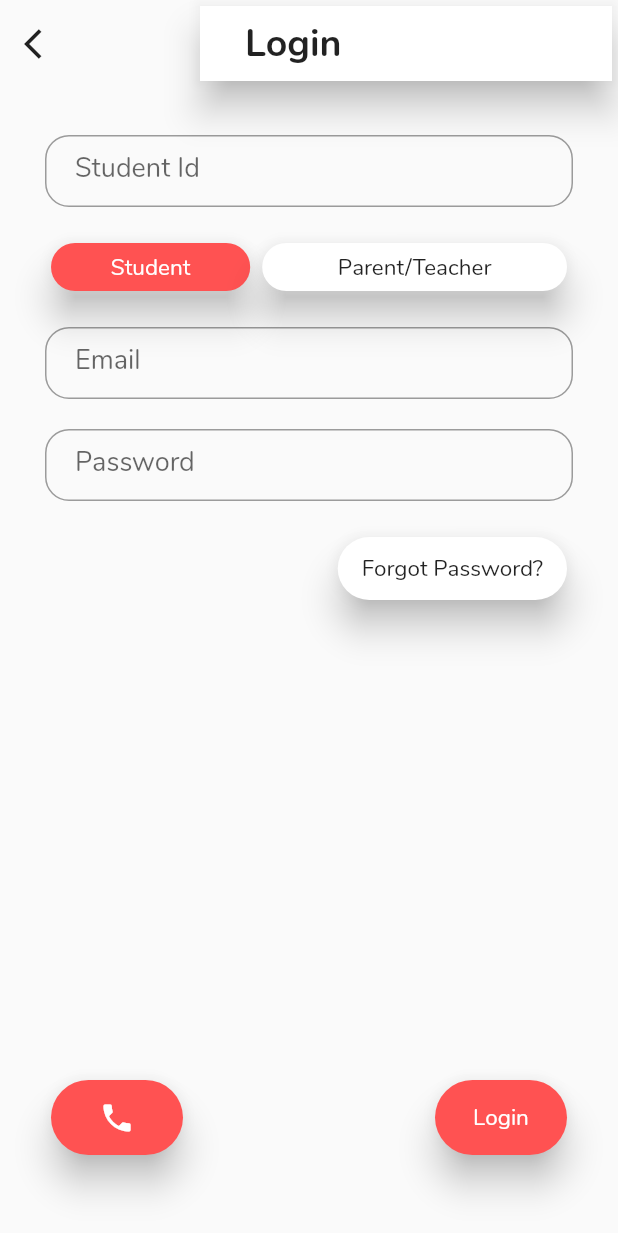
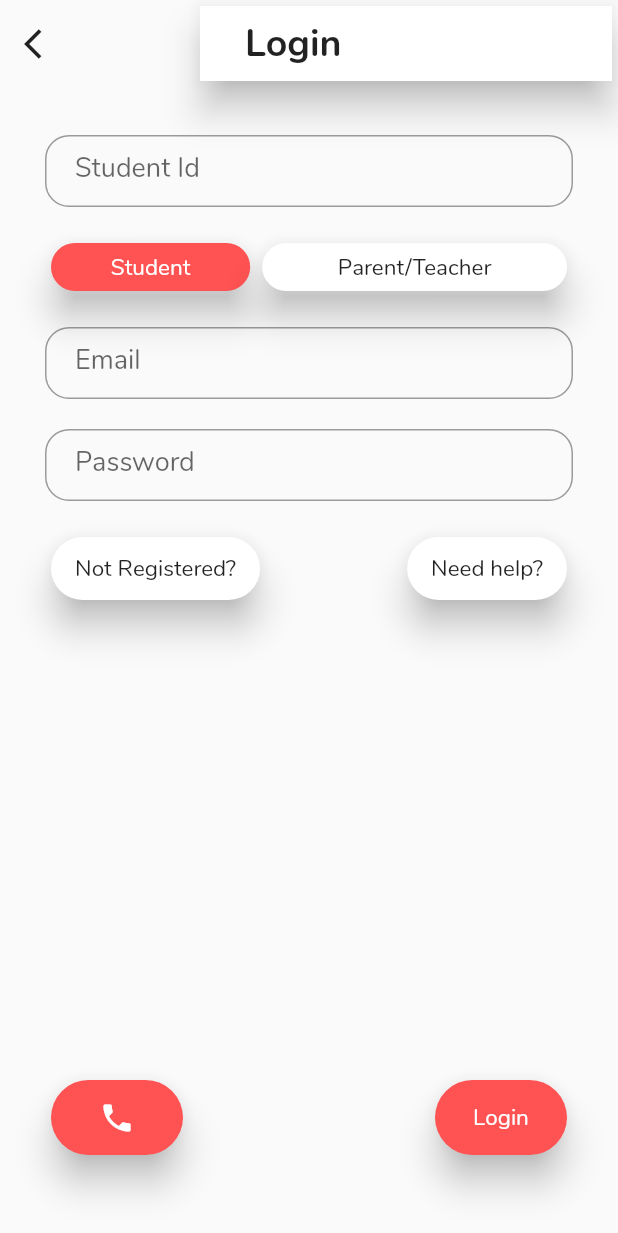
Before and after one commit to byteboss777/Our-E-School, a Flutter app: the LoginPage screen opened directly, on a phone screen of 412 x 824 dp. Shown: the top 1233 px of the screen. Run offline on Flutter 3.47's test engine with Material 2 defaults, Android fonts, the phone set to English and light mode, and no system bars; drawn by our look-alikes of flip_card; our stand-ins replace camera, dynamic_theme, file_picker, font_awesome_flutter; missing offline and left inert: countdown_flutter, flutter_plugin_pdf_viewer, intro_views_flutter, random_color; network calls fail.

Commit message:
Registering Part Added

```diff
--- a/lib/Components/LoginRoundedButton.dart
+++ b/lib/Components/LoginRoundedButton.dart
@@ -4,9 +4,9 @@ import 'ReusableRoundedButton.dart';
 
 class LoginRoundedButton extends StatelessWidget {
   final Function onPressed;
-  const LoginRoundedButton({
-    this.onPressed
-  });
+  final String label;
+  final String heroTag;
+  const LoginRoundedButton({this.onPressed, this.label, this.heroTag});
 
   @override
   Widget build(BuildContext context) {
@@ -17,11 +17,11 @@ class LoginRoundedButton extends StatelessWidget {
       child: Align(
         alignment: Alignment.bottomRight,
         child: Hero(
-            tag: 'login',
+          tag: heroTag ?? 'login',
           transitionOnUserGestures: true,
           child: ReusableRoundedButton(
             child: Text(
-                'Login',
+              label ?? 'Login',
               style: TextStyle(
                 color: Colors.white,
                 fontSize: 15,
@@ -32,7 +32,8 @@ class LoginRoundedButton extends StatelessWidget {
             height: 50,
             backgroundColor: Colors.redAccent,
           ),
-          )),
+        ),
+      ),
     );
   }
 }
--- a/lib/pages/Login/LoginPage.dart
+++ b/lib/pages/Login/LoginPage.dart
@@ -7,6 +7,7 @@ import 'package:acadamicConnect/pages/Profiles/ProfilePage.dart';
 import 'package:flutter/cupertino.dart';
 import 'package:flutter/material.dart';
 import 'MobileLoginPage.dart';
+import 'package:flip_card/flip_card.dart';
 
 class LoginPage extends StatefulWidget {
   static String loginTypeSelected = 'S';
@@ -16,7 +17,10 @@ class LoginPage extends StatefulWidget {
 }
 
 class _LoginPageState extends State<LoginPage> {
+  GlobalKey<FlipCardState> cardKey = GlobalKey<FlipCardState>();
   String idHint = 'Student Id';
+  bool isRegistering = false;
+
   @override
   Widget build(BuildContext context) {
     return Scaffold(
@@ -88,6 +92,19 @@ class _LoginPageState extends State<LoginPage> {
                     labelText: 'Password',
                   ),
                 ),
+                isRegistering ? SizedBox(
+                  height: 20,
+                ) : Container(),
+                isRegistering ? TextField(
+                  obscureText: true,
+                  onChanged: (password) {},
+                  keyboardType: TextInputType.emailAddress,
+                  style: TextStyle(fontSize: 18, fontWeight: FontWeight.w500),
+                  decoration: kTextFieldDecoration.copyWith(
+                    hintText: '*@*s*#ls',
+                    labelText: 'Confirm Password',
+                  ),
+                ) : Container(),
                 SizedBox(
                   height: 20,
                 ),
@@ -96,25 +113,52 @@ class _LoginPageState extends State<LoginPage> {
                   child: Container(
                     height: 50,
                     width: MediaQuery.of(context).size.width,
-                    child: Align(
-                      alignment: Alignment.centerRight,
-                      child: ReusableRoundedButton(
+                    child: Row(
+                      mainAxisAlignment: MainAxisAlignment.spaceBetween,
+                      children: <Widget>[
+                        ReusableRoundedButton(
                           child: Text(
-                          "Forgot Password?",
+                            "Not Registered?",
                             style: TextStyle(
                               // color: kmainColorTeacher,
                               fontSize: 15,
                             ),
                           ),
-                        onPressed: () {},
+                          onPressed: () {
+                            cardKey.currentState.toggleCard();
+                            setState(() {
+                              isRegistering = !isRegistering;
+                            });
+                          },
                           height: 40,
                         ),
+                        ReusableRoundedButton(
+                          child: Text(
+                            "Need help?",
+                            style: TextStyle(
+                              // color: kmainColorTeacher,
+                              fontSize: 15,
+                            ),
+                          ),
+                          onPressed: () {
+                            // cardKey.currentState.toggleCard();
+                          },
+                          height: 40,
+                        ),
+                      ],
                     ),
                   ),
                 ),
               ],
             ),
           ),
+          FlipCard(
+            speed: 100,
+            key: cardKey,
+            flipOnTouch: false,
+            direction: FlipDirection.HORIZONTAL,
+            front: Stack(
+              children: <Widget>[
                 LoginRoundedButton(
                   onPressed: () {
                     Navigator.push(
@@ -124,6 +168,25 @@ class _LoginPageState extends State<LoginPage> {
                       ),
                     );
                   },
+                ),
+              ],
+            ),
+            back: Stack(
+              children: <Widget>[
+                LoginRoundedButton(
+                  heroTag: 'loginn',
+                  label: 'Register',
+                  onPressed: () {
+                    Navigator.push(
+                      context,
+                      MaterialPageRoute(
+                        builder: (BuildContext context) => ProfilePage(),
+                      ),
+                    );
+                  },
+                ),
+              ],
+            ),
           ),
           Positioned(
             bottom: 50,
--- a/lib/pages/Profiles/GuardianProfile.dart
+++ b/lib/pages/Profiles/GuardianProfile.dart
@@ -78,7 +78,7 @@ class _GuardianProfilePageState extends State<GuardianProfilePage> {
                     ProfileFields(
                       width: MediaQuery.of(context).size.width,
                       hintText: 'One which your parents gave',
-                      labelText: 'Mother Name',
+                      labelText: 'Name',
                       onChanged: (name) {},
                       initialText: '',
                     ),
--- a/lib/pages/Profiles/ProfilePage.dart
+++ b/lib/pages/Profiles/ProfilePage.dart
@@ -12,7 +12,7 @@ class ProfilePage extends StatefulWidget {
 
 class _ProfilePageState extends State<ProfilePage> {
   DateTime dateOfBirth;
-  bool isTeacher = true;
+  bool isTeacher = false;
 
   Future<Null> _selectDate(BuildContext context) async {
     final DateTime picked = await showDatePicker(
--- a/pubspec.yaml
+++ b/pubspec.yaml
@@ -18,6 +18,7 @@ dependencies:
   dynamic_theme: ^1.0.1
   countdown_flutter: ^0.1.1
   random_color: ^1.0.3
+  flip_card: ^0.3.0
 
   # The following adds the Cupertino Icons font to your application.
   # Use with the CupertinoIcons class for iOS style icons.
```
Also changed, not shown: pubspec.lock. Lines whose indentation alone changed are shown as unchanged.
